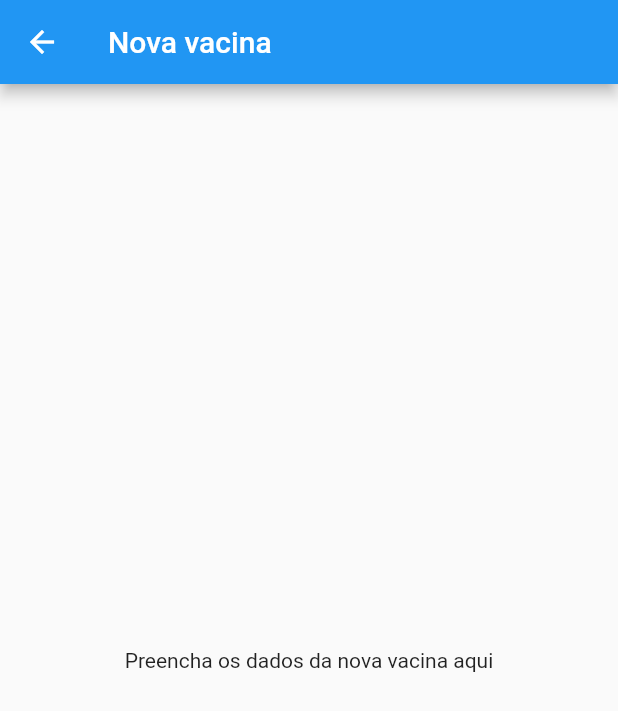
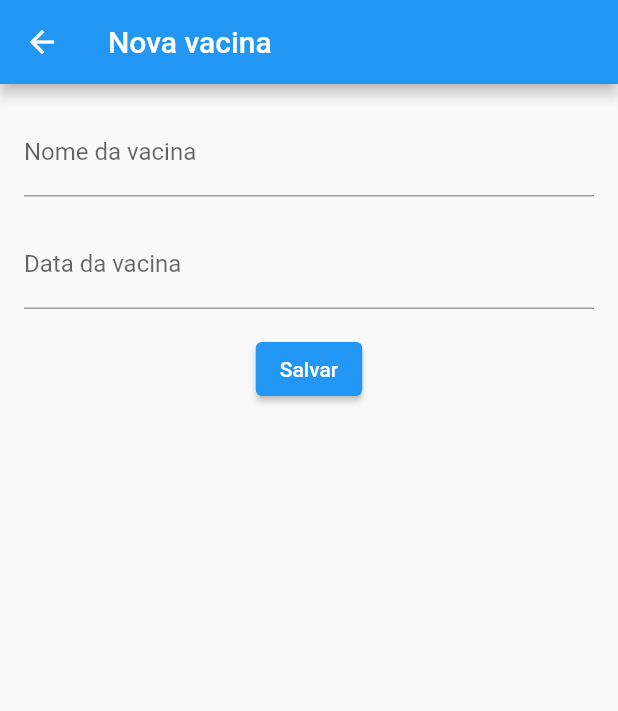
Before and after one commit to Sergio-Cordeiro/Canine_shield, a Flutter app: the VaccineCardScreen screen opened directly with empty values, after a tap on the "add" icon, on a phone screen of 412 x 824 dp. Shown: the top 711 px of the screen. Run offline on Flutter 3.47's test engine with Material 2 defaults, Android fonts, the light colour scheme and no system bars; our stand-ins replace sqflite; accounts and stored records are empty.

Commit message:
new fields to vaccineScreen

```diff
--- a/lib/services/newVaccineScreen.dart
+++ b/lib/services/newVaccineScreen.dart
@@ -1,8 +1,26 @@
 import 'package:flutter/material.dart';
 import 'package:canine_shield/models/dog.dart';
 
-class NewVaccineScreen extends StatelessWidget {
-  const NewVaccineScreen({Key? key}) : super(key: key);
+class NewVaccineScreen extends StatefulWidget {
+  final Dog dog;
+
+  const NewVaccineScreen({Key? key, required this.dog}) : super(key: key);
+
+  @override
+  _NewVaccineScreenState createState() => _NewVaccineScreenState();
+}
+
+class _NewVaccineScreenState extends State<NewVaccineScreen> {
+  final _formKey = GlobalKey<FormState>();
+  final _nameController = TextEditingController();
+  final _dateController = TextEditingController();
+
+  @override
+  void dispose() {
+    _nameController.dispose();
+    _dateController.dispose();
+    super.dispose();
+  }
 
   @override
   Widget build(BuildContext context) {
@@ -10,8 +28,52 @@ class NewVaccineScreen extends StatelessWidget {
       appBar: AppBar(
         title: const Text('Nova vacina'),
       ),
-      body: const Center(
-        child: Text('Preencha os dados da nova vacina aqui'),
+      body: Padding(
+        padding: const EdgeInsets.all(16),
+        child: Form(
+          key: _formKey,
+          child: Column(
+            crossAxisAlignment: CrossAxisAlignment.start,
+            children: [
+              TextFormField(
+                controller: _nameController,
+                decoration: const InputDecoration(
+                  labelText: 'Nome da vacina',
+                ),
+                validator: (value) {
+                  if (value == null || value.isEmpty) {
+                    return 'Por favor, insira o nome da vacina';
+                  }
+                  return null;
+                },
+              ),
+              const SizedBox(height: 16),
+              TextFormField(
+                controller: _dateController,
+                decoration: const InputDecoration(
+                  labelText: 'Data da vacina',
+                ),
+                validator: (value) {
+                  if (value == null || value.isEmpty) {
+                    return 'Por favor, insira a data da vacina';
+                  }
+                  return null;
+                },
+              ),
+              const SizedBox(height: 16),
+              Center(
+                child: ElevatedButton(
+                  onPressed: () {
+                    if (_formKey.currentState!.validate()) {
+                      // TODO: salvar os dados da vacina e voltar para a tela anterior
+                    }
+                  },
+                  child: const Text('Salvar'),
+                ),
+              ),
+            ],
+          ),
+        ),
       ),
     );
   }
--- a/lib/vaccineCardScreen.dart
+++ b/lib/vaccineCardScreen.dart
@@ -31,7 +31,7 @@ class VaccineCardScreen extends StatelessWidget {
           Navigator.push(
             context,
             MaterialPageRoute(
-              builder: (context) => const NewVaccineScreen(),
+              builder: (context) => NewVaccineScreen(dog: dog),
             ),
           );
         },
```
